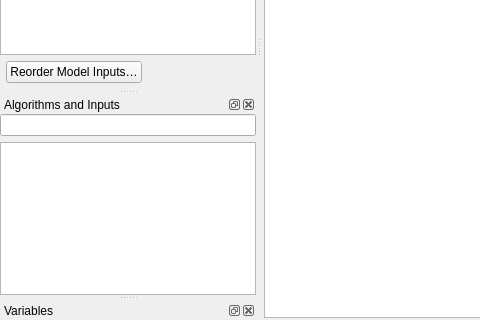
First picture: the form in src/ui/processing/qgsmodeldesignerdialogbase.ui, repository qgis/QGIS, before the edit; both pictures show x 0 to 480 and y 276 to 596 of the 786 by 596 pixel window.
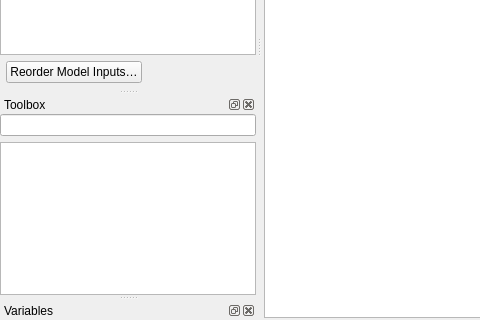
Second picture: the form after the edit. Icons and pictures are not drawn. Custom widgets are drawn as their Qt base class.

Commit message: Rename panel

What changed in the file:
```diff
--- a/src/ui/processing/qgsmodeldesignerdialogbase.ui
+++ b/src/ui/processing/qgsmodeldesignerdialogbase.ui
@@ -333,7 +333,7 @@
   </widget>
   <widget class="QgsDockWidget" name="mAlgorithmsDock">
    <property name="windowTitle">
-    <string>Algorithms and Inputs</string>
+    <string>Toolbox</string>
    </property>
    <attribute name="dockWidgetArea">
     <number>1</number>
```
